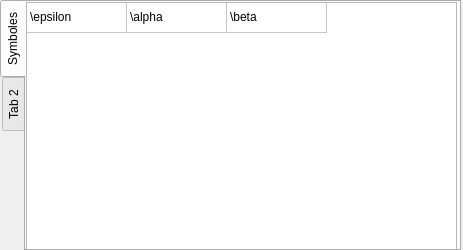
The window that source/widgetinsertcommand.ui (Bramas/texiteasy) describes before a commit, drawn with Qt 5.
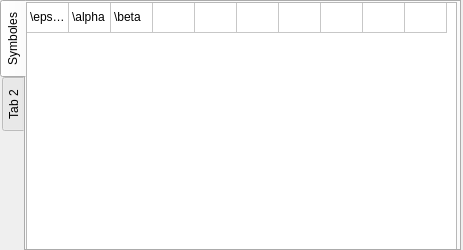
The same window after the commit.

What changed in the file:
```diff
--- a/source/widgetinsertcommand.ui
+++ b/source/widgetinsertcommand.ui
@@ -50,9 +50,15 @@
        <height>251</height>
       </rect>
      </property>
+     <property name="columnCount">
+      <number>10</number>
+     </property>
      <attribute name="horizontalHeaderVisible">
       <bool>false</bool>
      </attribute>
+     <attribute name="horizontalHeaderDefaultSectionSize">
+      <number>42</number>
+     </attribute>
      <attribute name="verticalHeaderVisible">
       <bool>false</bool>
      </attribute>
@@ -76,6 +82,13 @@
        <string>Nouvelle colonne</string>
       </property>
      </column>
+     <column/>
+     <column/>
+     <column/>
+     <column/>
+     <column/>
+     <column/>
+     <column/>
      <item row="0" column="0">
       <property name="text">
        <string>\epsilon</string>
```
